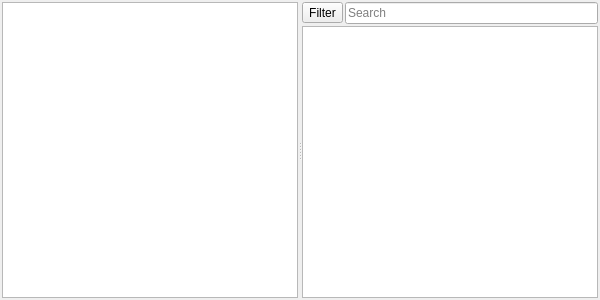
The window that worldeditor/src/editors/contentbrowser/contentbrowser.ui (thunder-engine/thunder) describes before a commit, drawn with Qt 5.
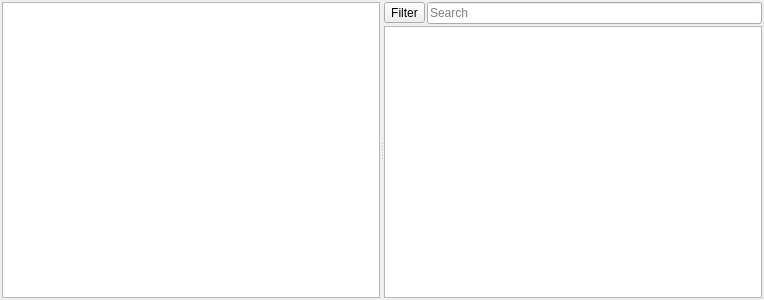
The same window after the commit.

```diff
--- a/worldeditor/src/editors/contentbrowser/contentbrowser.ui
+++ b/worldeditor/src/editors/contentbrowser/contentbrowser.ui
@@ -6,7 +6,7 @@
    <rect>
     <x>0</x>
     <y>0</y>
-    <width>600</width>
+    <width>764</width>
     <height>300</height>
    </rect>
   </property>
@@ -97,6 +97,12 @@
        </item>
        <item>
         <widget class="QListView" name="contentList">
+         <property name="sizePolicy">
+          <sizepolicy hsizetype="Expanding" vsizetype="Expanding">
+           <horstretch>0</horstretch>
+           <verstretch>0</verstretch>
+          </sizepolicy>
+         </property>
          <property name="contextMenuPolicy">
           <enum>Qt::CustomContextMenu</enum>
          </property>
```
